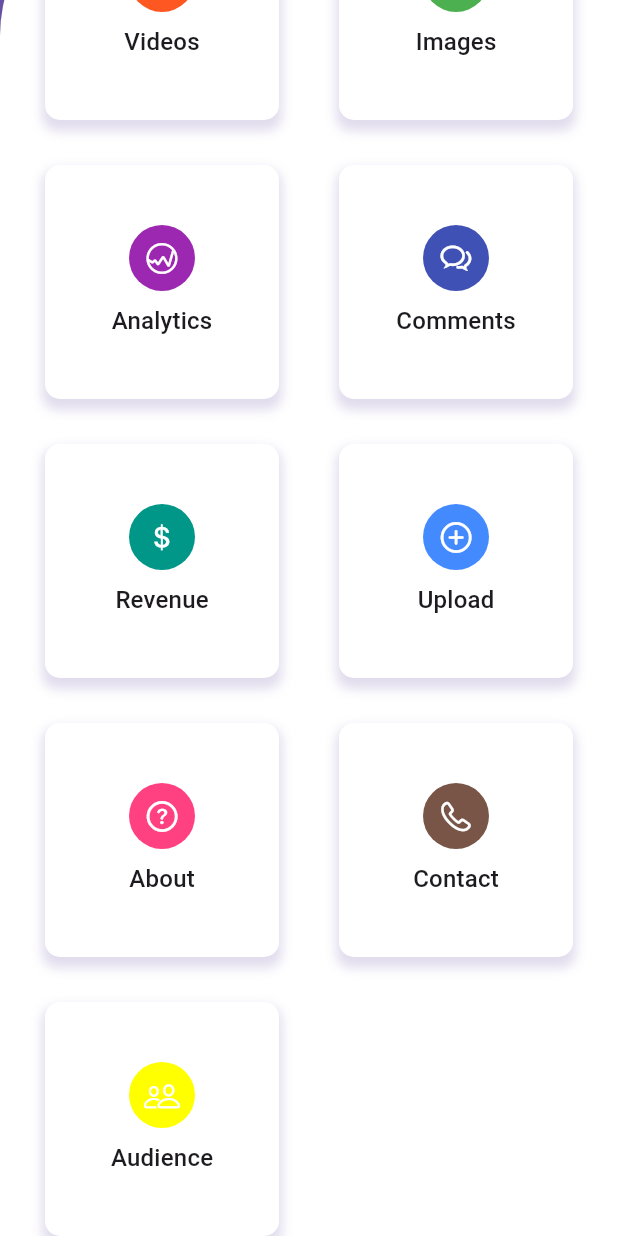
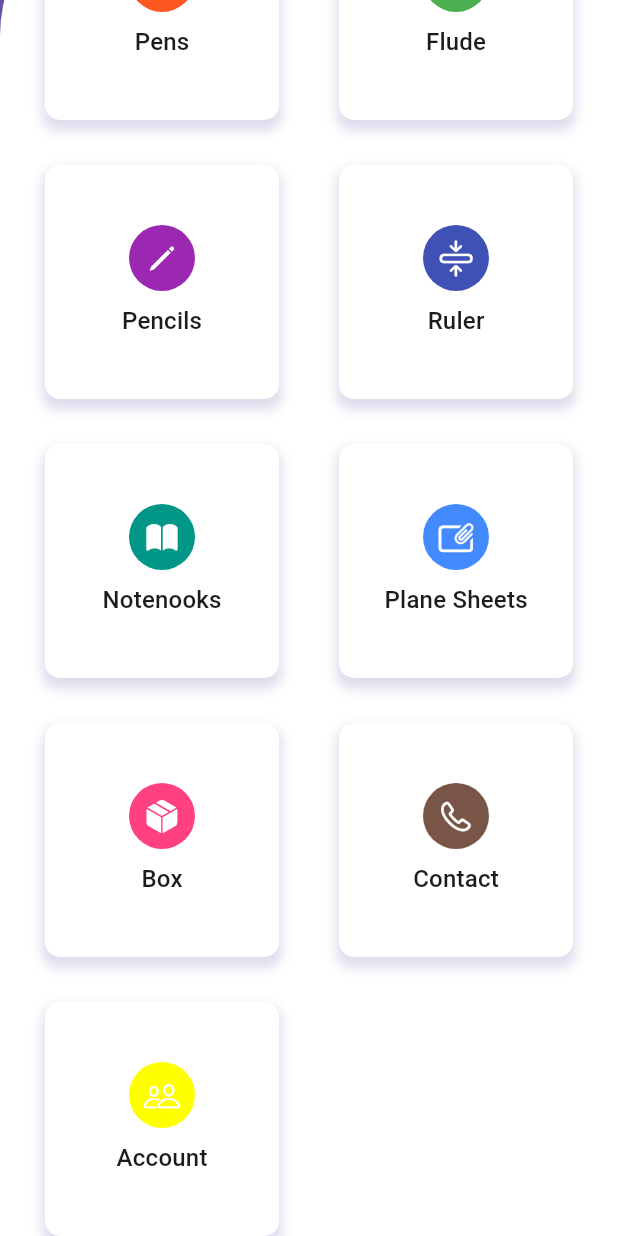
Before and after one commit to abhinav086/ui, a Flutter app: the screen it shows after launch, scrolled down 228 dp, on a phone screen of 412 x 824 dp. Run offline on Flutter 3.47's test engine with Material 3 defaults, Android fonts, the phone set to English and light mode, and no system bars.

Commit message:
changes done for stationary app

```diff
--- a/lib/main.dart
+++ b/lib/main.dart
@@ -81,15 +81,15 @@ class _HomeScreenState extends State<HomeScreen> {
                   crossAxisSpacing: 40,
                   mainAxisSpacing: 30,
                 children: [
-                  itemDashboard('Videos', CupertinoIcons.play_rectangle, Colors.deepOrange),
-                  itemDashboard('Images', CupertinoIcons.photo, Colors.green),
-                  itemDashboard('Analytics', CupertinoIcons.graph_circle, Colors.purple),
-                  itemDashboard('Comments', CupertinoIcons.chat_bubble_2, Colors.indigo),
-                  itemDashboard('Revenue', CupertinoIcons.money_dollar, Colors.teal),
-                  itemDashboard('Upload', CupertinoIcons.add_circled, Colors.blueAccent),
-                  itemDashboard('About', CupertinoIcons.question_circle, Colors.pinkAccent),
+                  itemDashboard('Pens', CupertinoIcons.pen, Colors.deepOrange),
+                  itemDashboard('Flude', CupertinoIcons.eyedropper, Colors.green),
+                  itemDashboard('Pencils', CupertinoIcons.pencil, Colors.purple),
+                  itemDashboard('Ruler', CupertinoIcons.rectangle_compress_vertical, Colors.indigo),
+                  itemDashboard('Notenooks', CupertinoIcons.book_fill, Colors.teal),
+                  itemDashboard('Plane Sheets', CupertinoIcons.rectangle_paperclip, Colors.blueAccent),
+                  itemDashboard('Box', CupertinoIcons.cube_box_fill, Colors.pinkAccent),
                   itemDashboard('Contact', CupertinoIcons.phone, Colors.brown),
-                  itemDashboard('Audience', CupertinoIcons.person_2, Colors.yellowAccent),
+                  itemDashboard('Account', CupertinoIcons.person_2, Colors.yellowAccent),
                 ],
               )
             )
```
